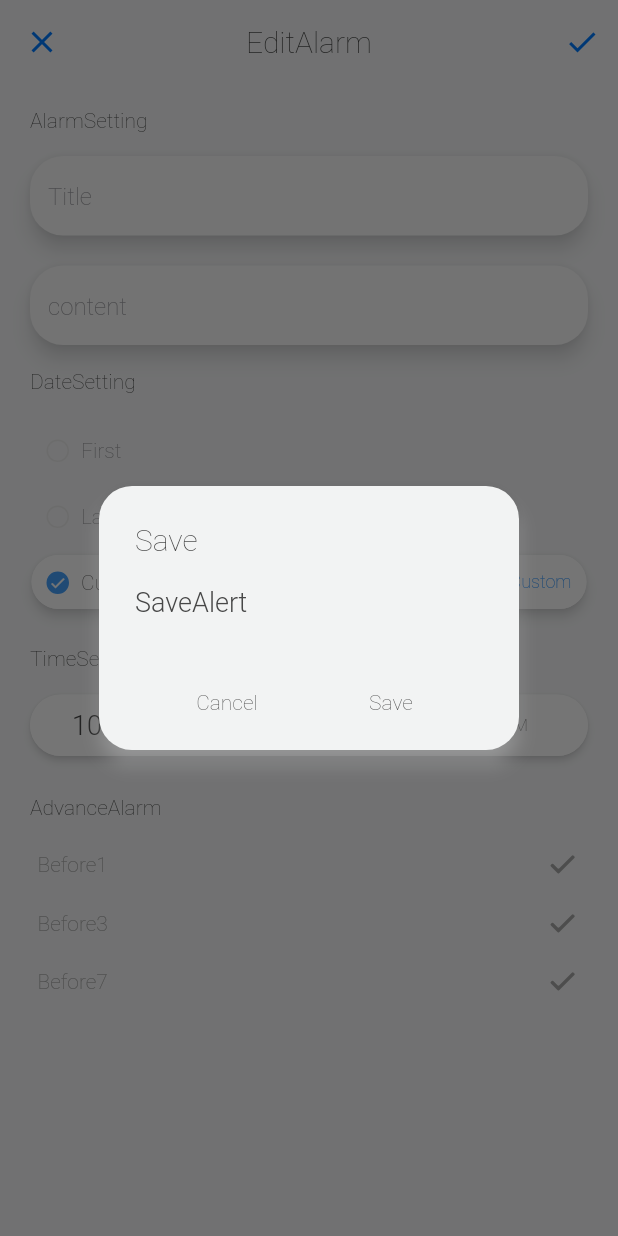
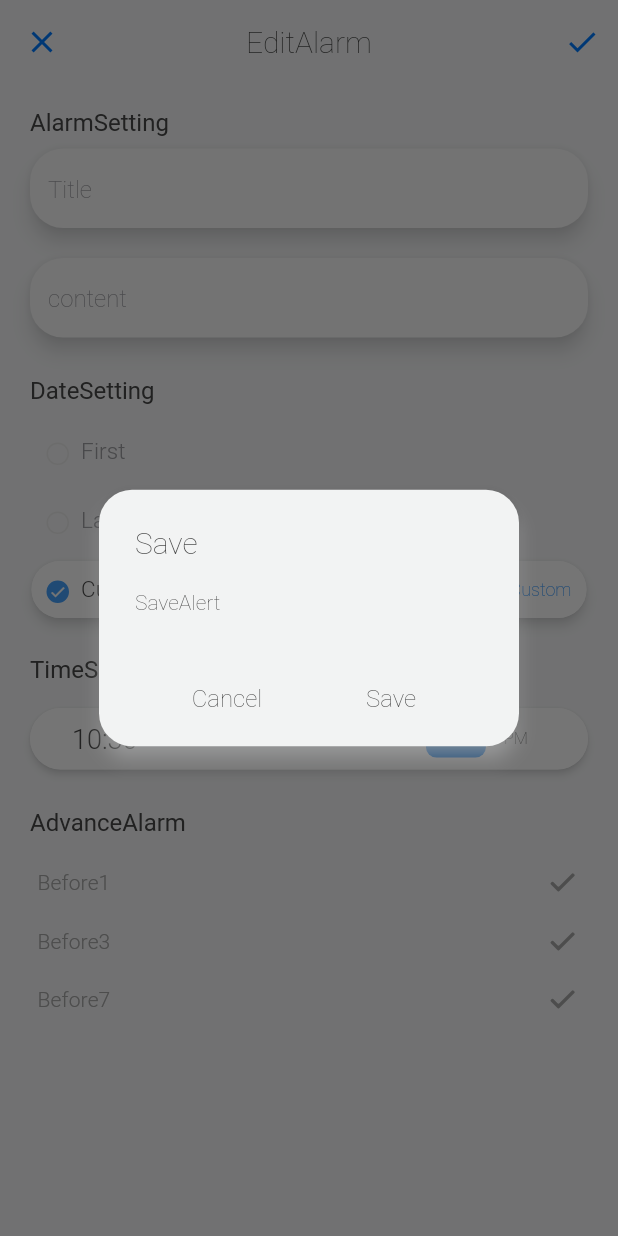
Before and after one commit to MinyeongHong/MonthlyAlarm, a Flutter app: the EditAlarmScreen screen opened directly with empty values, after a tap on the "check" icon, on a phone screen of 412 x 824 dp. Run offline on Flutter 3.47's test engine with Material 2 defaults, Android fonts, the phone set to English and light mode, and no system bars; drawn by our look-alikes of auto_size_text; our stand-ins replace easy_localization, flutter_local_notifications, flutter_riverpod, font_awesome_flutter, freezed_annotation, get_it and 6 more; accounts and stored records are empty; generated files the repository leaves out were written again; Roboto replaces fonts that are missing (Pretendard).

Commit message:
fix some ui and text style

```diff
--- a/lib/ui/edit_alarm_screen.dart
+++ b/lib/ui/edit_alarm_screen.dart
@@ -69,8 +69,8 @@ class _EditAlarmScreenState extends ConsumerState<EditAlarmScreen> {
                       barrierDismissible: true,
                       context: context,
                       builder: (BuildContext context) => AlertDialog(
-                            title: Text(tr('Save')),
-                            content: Text(tr('SaveAlert')),
+                            title: Text(tr('Save'),style: Theme.of(context).textTheme.titleLarge,),
+                            content: Text(tr('SaveAlert'), style:Theme.of(context).textTheme.bodyMedium,),
                             actions: <Widget>[
                               Row(
                                 mainAxisAlignment:
@@ -81,7 +81,7 @@ class _EditAlarmScreenState extends ConsumerState<EditAlarmScreen> {
                                       tr('Cancel'),
                                       style: Theme.of(context)
                                           .textTheme
-                                          .bodyMedium,
+                                          .bodyLarge,
                                     ),
                                     onPressed: () {
                                       Navigator.of(context)
@@ -93,7 +93,7 @@ class _EditAlarmScreenState extends ConsumerState<EditAlarmScreen> {
                                       tr('Save'),
                                       style: Theme.of(context)
                                           .textTheme
-                                          .bodyMedium,
+                                          .bodyLarge,
                                     ),
                                     onPressed: () {
                                       Navigator.of(context)
@@ -181,9 +181,13 @@ class _EditAlarmScreenState extends ConsumerState<EditAlarmScreen> {
                         ),
                       ),
               ),
+              const SizedBox(
+                height: 10,
+              ),
               _title(tr('DateSetting')),
               SizedBox(
                 child: Column(
+                  mainAxisAlignment: MainAxisAlignment.start,
                   children: [
                     Padding(
                       padding: const EdgeInsets.symmetric(horizontal: 20),
@@ -240,6 +244,7 @@ class _EditAlarmScreenState extends ConsumerState<EditAlarmScreen> {
                 height: 5,
               ),
               _title(tr('TimeSetting')),
+              SizedBox(height: 8,),
               Padding(
                 padding: const EdgeInsets.symmetric(horizontal: 20),
                 child: TimePicker(
@@ -251,6 +256,7 @@ class _EditAlarmScreenState extends ConsumerState<EditAlarmScreen> {
                 height: 10,
               ),
               _title(tr('AdvanceAlarm')),
+              SizedBox(height: 8,),
               Padding(
                 padding: const EdgeInsets.symmetric(horizontal: 20),
                 child: Column(
@@ -291,10 +297,11 @@ class _EditAlarmScreenState extends ConsumerState<EditAlarmScreen> {
 
   Padding _title(String title) {
     return Padding(
-      padding: const EdgeInsets.symmetric(vertical: 16, horizontal: 20),
+      padding: const EdgeInsets.fromLTRB(20,16,20,8),
       child: AutoSizeText(
         title,
         maxFontSize: 18,
+        style: Theme.of(context).textTheme.bodyLarge!.apply(fontWeightDelta: 2),
       ),
     );
   }
--- a/lib/ui/widget/custom_radio.dart
+++ b/lib/ui/widget/custom_radio.dart
@@ -183,7 +183,7 @@ class _CustomRadioButtonState extends State<CustomRadioButton> {
                                   child: AutoSizeText(
                                 widget.title,
                                 maxFontSize: 15,
-                                style: TextStyle(
+                                style: Theme.of(context).textTheme.titleSmall!.apply(
                                     color: widget.theme.brightness ==
                                             Brightness.dark
                                         ? widget.isOn
--- a/lib/ui/widget/language_selector.dart
+++ b/lib/ui/widget/language_selector.dart
@@ -84,7 +84,7 @@ class LanguageSelector extends ConsumerWidget {
               },
               child: Text(
                 tr('Okay'),
-                style: Theme.of(context).textTheme.titleMedium,
+                style: Theme.of(context).textTheme.titleLarge,
               )),
         )
       ],
--- a/lib/ui/widget/option_field.dart
+++ b/lib/ui/widget/option_field.dart
@@ -30,7 +30,7 @@ class _OptionFieldState extends State<OptionField> {
               child: AutoSizeText(
                 widget.title,
                 maxFontSize: 14,
-                style: AppTheme.body1.apply(color: widget.isOn ? AppTheme.defaultBlueLight : AppTheme.disabledLight2),
+                style: Theme.of(context).textTheme.titleSmall!.apply(color: widget.isOn ? AppTheme.defaultBlueLight : AppTheme.disabledLight2),
               ),
             ),
             Icon(
```
Also changed, not shown: lib/ui/add_alarm_screen.dart (+5 -4 lines), lib/ui/widget/alarm_tile.dart (+12 -12 lines).
